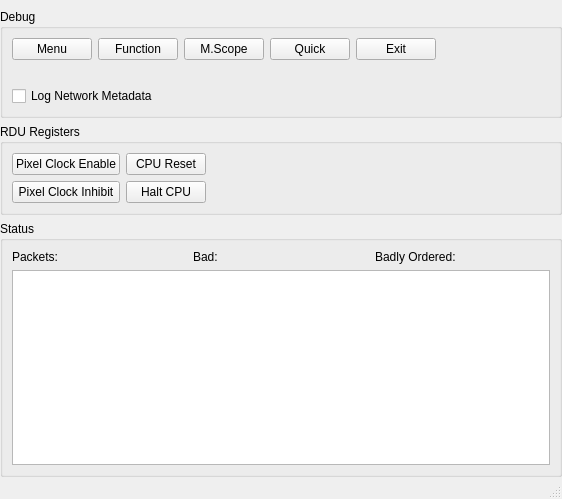
mckaymatthew/rdu3, file mainwindow.ui: the form before one commit.
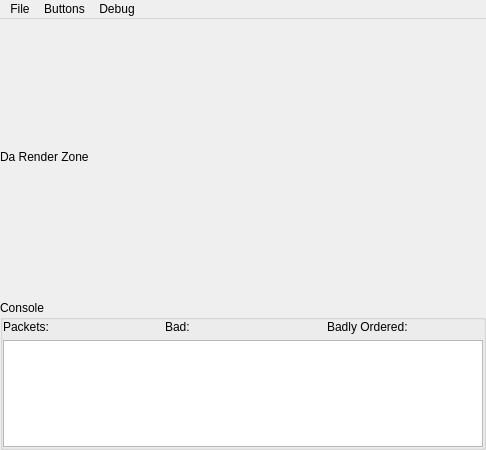
The form after the commit.

Commit message: Move buttons to menu items (cleaner UI)

```diff
--- a/mainwindow.ui
+++ b/mainwindow.ui
@@ -2,14 +2,6 @@
 <ui version="4.0">
  <class>MainWindow</class>
  <widget class="QMainWindow" name="MainWindow">
-  <property name="geometry">
-   <rect>
-    <x>0</x>
-    <y>0</y>
-    <width>562</width>
-    <height>499</height>
-   </rect>
-  </property>
   <property name="windowTitle">
    <string>IC7300 Remote Desktop</string>
   </property>
@@ -18,22 +10,49 @@
     <property name="leftMargin">
      <number>0</number>
     </property>
+    <property name="topMargin">
+     <number>0</number>
+    </property>
     <property name="rightMargin">
      <number>0</number>
     </property>
     <property name="bottomMargin">
      <number>0</number>
     </property>
-    <item row="3" column="0" colspan="2">
+    <item row="1" column="0" colspan="2">
      <widget class="QGroupBox" name="groupBox_3">
+      <property name="sizePolicy">
+       <sizepolicy hsizetype="Preferred" vsizetype="Fixed">
+        <horstretch>0</horstretch>
+        <verstretch>0</verstretch>
+       </sizepolicy>
+      </property>
+      <property name="maximumSize">
+       <size>
+        <width>16777215</width>
+        <height>150</height>
+       </size>
+      </property>
       <property name="title">
-       <string>Status</string>
+       <string>Console</string>
       </property>
       <layout class="QGridLayout" name="gridLayout">
-       <item row="0" column="2">
-        <widget class="QLabel" name="totalPacketsBad">
+       <property name="leftMargin">
+        <number>0</number>
+       </property>
+       <property name="topMargin">
+        <number>0</number>
+       </property>
+       <property name="rightMargin">
+        <number>0</number>
+       </property>
+       <property name="bottomMargin">
+        <number>0</number>
+       </property>
+       <item row="0" column="1">
+        <widget class="QLabel" name="totalPackets">
          <property name="text">
-          <string>Bad:</string>
+          <string>Packets:</string>
          </property>
         </widget>
        </item>
@@ -44,10 +63,10 @@
          </property>
         </widget>
        </item>
-       <item row="0" column="1">
-        <widget class="QLabel" name="totalPackets">
+       <item row="0" column="2">
+        <widget class="QLabel" name="totalPacketsBad">
          <property name="text">
-          <string>Packets:</string>
+          <string>Bad:</string>
          </property>
         </widget>
        </item>
@@ -61,139 +80,26 @@
       </layout>
      </widget>
     </item>
-    <item row="1" column="0" colspan="2">
-     <widget class="QGroupBox" name="groupBox">
-      <property name="title">
-       <string>Debug</string>
+    <item row="0" column="0">
+     <widget class="QLabel" name="renderZone">
+      <property name="sizePolicy">
+       <sizepolicy hsizetype="Expanding" vsizetype="Expanding">
+        <horstretch>0</horstretch>
+        <verstretch>0</verstretch>
+       </sizepolicy>
       </property>
-      <layout class="QGridLayout" name="gridLayout_2">
-       <item row="3" column="1">
-        <widget class="QCheckBox" name="logCSV">
-         <property name="text">
-          <string>Log Network Metadata</string>
-         </property>
-        </widget>
-       </item>
-       <item row="0" column="1">
-        <widget class="QWidget" name="widget" native="true">
-         <layout class="QHBoxLayout" name="horizontalLayout">
-          <property name="spacing">
-           <number>6</number>
-          </property>
-          <property name="leftMargin">
-           <number>0</number>
-          </property>
-          <property name="topMargin">
-           <number>0</number>
-          </property>
-          <property name="rightMargin">
-           <number>0</number>
-          </property>
-          <property name="bottomMargin">
-           <number>0</number>
-          </property>
-          <item>
-           <widget class="QPushButton" name="button_Menu">
-            <property name="text">
-             <string>Menu</string>
-            </property>
-           </widget>
-          </item>
-          <item>
-           <widget class="QPushButton" name="button_function">
-            <property name="text">
-             <string>Function</string>
-            </property>
-           </widget>
-          </item>
-          <item>
-           <widget class="QPushButton" name="button_mscope">
-            <property name="text">
-             <string>M.Scope</string>
-            </property>
-           </widget>
-          </item>
-          <item>
-           <widget class="QPushButton" name="button_Quick">
-            <property name="text">
-             <string>Quick</string>
-            </property>
-           </widget>
-          </item>
-          <item>
-           <widget class="QPushButton" name="buttonExit">
-            <property name="text">
-             <string>Exit</string>
-            </property>
-           </widget>
-          </item>
-         </layout>
-        </widget>
-       </item>
-       <item row="1" column="3">
-        <spacer name="horizontalSpacer_2">
-         <property name="orientation">
-          <enum>Qt::Horizontal</enum>
-         </property>
-         <property name="sizeHint" stdset="0">
-          <size>
-           <width>40</width>
-           <height>20</height>
-          </size>
-         </property>
-        </spacer>
-       </item>
-      </layout>
-     </widget>
-    </item>
-    <item row="2" column="0" colspan="2">
-     <widget class="QGroupBox" name="groupBox_4">
-      <property name="title">
-       <string>RDU Registers</string>
+      <property name="minimumSize">
+       <size>
+        <width>480</width>
+        <height>275</height>
+       </size>
       </property>
-      <layout class="QGridLayout" name="gridLayout_4">
-       <item row="0" column="0">
-        <widget class="QPushButton" name="clk_gate_enable">
-         <property name="text">
-          <string>Pixel Clock Enable</string>
-         </property>
-        </widget>
-       </item>
-       <item row="0" column="2">
-        <widget class="QPushButton" name="cpu_reset">
-         <property name="text">
-          <string>CPU Reset</string>
-         </property>
-        </widget>
-       </item>
-       <item row="0" column="3">
-        <spacer name="horizontalSpacer">
-         <property name="orientation">
-          <enum>Qt::Horizontal</enum>
-         </property>
-         <property name="sizeHint" stdset="0">
-          <size>
-           <width>40</width>
-           <height>20</height>
-          </size>
-         </property>
-        </spacer>
-       </item>
-       <item row="1" column="0">
-        <widget class="QPushButton" name="clk_gate_disable">
-         <property name="text">
-          <string>Pixel Clock Inhibit</string>
-         </property>
-        </widget>
-       </item>
-       <item row="1" column="2">
-        <widget class="QPushButton" name="halt_cpu">
-         <property name="text">
-          <string>Halt CPU</string>
-         </property>
-        </widget>
-       </item>
-      </layout>
+      <property name="frameShape">
+       <enum>QFrame::NoFrame</enum>
+      </property>
+      <property name="text">
+       <string>Da Render Zone</string>
+      </property>
      </widget>
     </item>
    </layout>
@@ -203,12 +109,98 @@
     <rect>
      <x>0</x>
      <y>0</y>
-     <width>562</width>
-     <height>22</height>
+     <width>488</width>
+     <height>24</height>
     </rect>
    </property>
+   <widget class="QMenu" name="menuButtons">
+    <property name="title">
+     <string>File</string>
+    </property>
+    <addaction name="actionConnect"/>
+    <addaction name="actionDisconnect"/>
+    <addaction name="actionShow_Console"/>
+   </widget>
+   <widget class="QMenu" name="menuButtons_2">
+    <property name="title">
+     <string>Buttons</string>
+    </property>
+    <addaction name="actionMenu"/>
+    <addaction name="actionExit_FRONT"/>
+   </widget>
+   <widget class="QMenu" name="menuDebug">
+    <property name="title">
+     <string>Debug</string>
+    </property>
+    <addaction name="actionInhibit_Transmit"/>
+    <addaction name="actionEnable_Transmit"/>
+    <addaction name="actionHaltSOC"/>
+    <addaction name="actionResetSOC"/>
+    <addaction name="actionLog_Network_Metadata"/>
+   </widget>
+   <addaction name="menuButtons"/>
+   <addaction name="menuButtons_2"/>
+   <addaction name="menuDebug"/>
   </widget>
-  <widget class="QStatusBar" name="statusbar"/>
+  <action name="actionConnect">
+   <property name="text">
+    <string>Connect</string>
+   </property>
+  </action>
+  <action name="actionDisconnect">
+   <property name="text">
+    <string>Disconnect</string>
+   </property>
+  </action>
+  <action name="actionMenu">
+   <property name="text">
+    <string>Menu</string>
+   </property>
+  </action>
+  <action name="actionInhibit_Transmit">
+   <property name="text">
+    <string>Inhibit Transmit</string>
+   </property>
+  </action>
+  <action name="actionEnable_Transmit">
+   <property name="text">
+    <string>Enable Transmit</string>
+   </property>
+  </action>
+  <action name="actionHaltSOC">
+   <property name="text">
+    <string>Halt SOC</string>
+   </property>
+  </action>
+  <action name="actionResetSOC">
+   <property name="text">
+    <string>Reset SOC</string>
+   </property>
+  </action>
+  <action name="actionExit_FRONT">
+   <property name="text">
+    <string> Exit</string>
+   </property>
+   <property name="toolTip">
+    <string> Exit</string>
+   </property>
+  </action>
+  <action name="actionLog_Network_Metadata">
+   <property name="checkable">
+    <bool>true</bool>
+   </property>
+   <property name="text">
+    <string>Log Network Metadata</string>
+   </property>
+  </action>
+  <action name="actionShow_Console">
+   <property name="checkable">
+    <bool>true</bool>
+   </property>
+   <property name="text">
+    <string>Show Console</string>
+   </property>
+  </action>
  </widget>
  <resources/>
  <connections/>
```
The commit also changes 5 other files.
